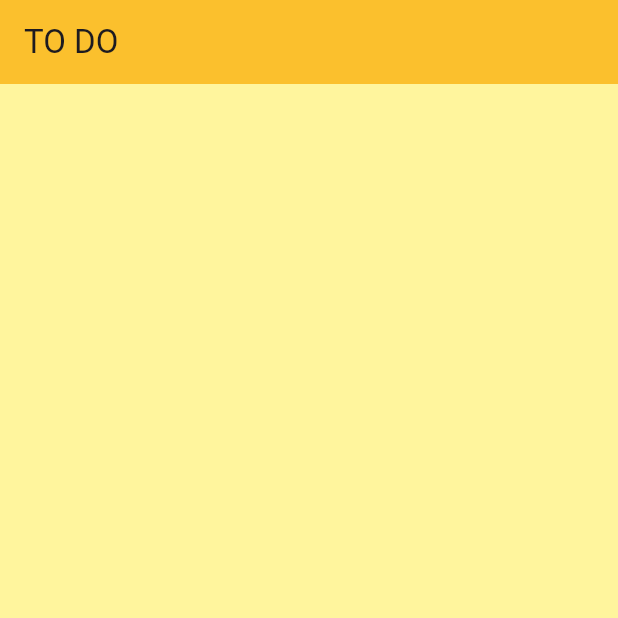
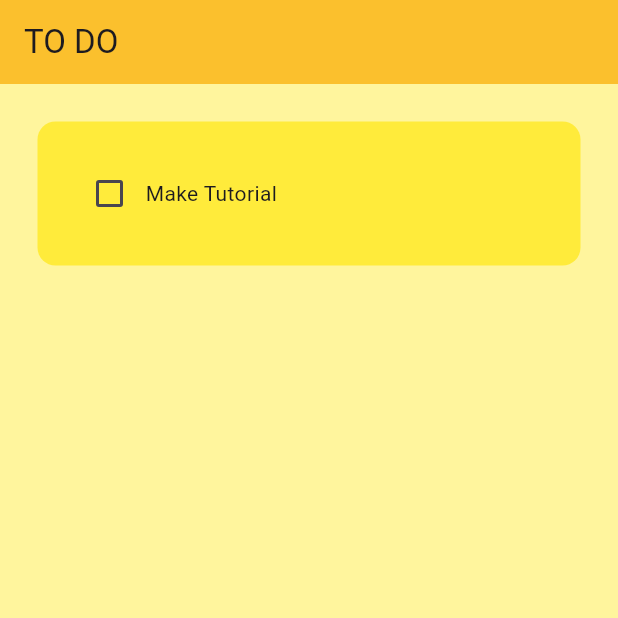
Before and after one commit to TomatoCakePasta/flutter_todo_app, a Flutter app: the screen it shows after launch, on a phone screen of 412 x 824 dp, the top half of it. Run offline on Flutter 3.47's test engine with Material 3 defaults, Android fonts, the phone set to English and light mode, and no system bars.

Commit message:
実装:タスクタイルのUI

```diff
--- a/lib/pages/home_page.dart
+++ b/lib/pages/home_page.dart
@@ -1,4 +1,5 @@
 import 'package:flutter/material.dart';
+import '../util/todo_tile.dart';
 
 class HomePage extends StatefulWidget {
   const HomePage({super.key});
@@ -17,6 +18,15 @@ class _HomePageState extends State<HomePage> {
         backgroundColor: Colors.yellow[700],
         elevation: 0,
       ),
+      body: ListView(
+        children: [
+          ToDoTile(
+            taskName: "Make Tutorial",
+            taskCompleted: false,
+            onChanged: (p0) {},
+          ),
+        ],
+      ),
     );
   }
 }
--- /dev/null
+++ b/lib/util/todo_tile.dart
@@ -0,0 +1,38 @@
+import 'package:flutter/material.dart';
+
+class ToDoTile extends StatelessWidget {
+  final String taskName;
+  final bool taskCompleted;
+  Function(bool?)? onChanged;
+
+  ToDoTile({
+    super.key,
+    required this.taskName,
+    required this.taskCompleted,
+    required this.onChanged,
+  });
+
+  @override
+  Widget build(BuildContext context) {
+    return Padding(
+      padding: const EdgeInsets.all(25.0),
+      child: Container(
+        padding: EdgeInsets.all(24),
+        child: Row(
+          children: [
+
+            // checkbox
+            Checkbox(value: taskCompleted, onChanged: onChanged),
+
+            // task name
+            Text(taskName),
+          ],
+        ),
+        decoration: BoxDecoration(
+          color: Colors.yellow,
+        borderRadius: BorderRadius.circular(12),
+        ),
+      ),
+    );
+  }
+}
```
